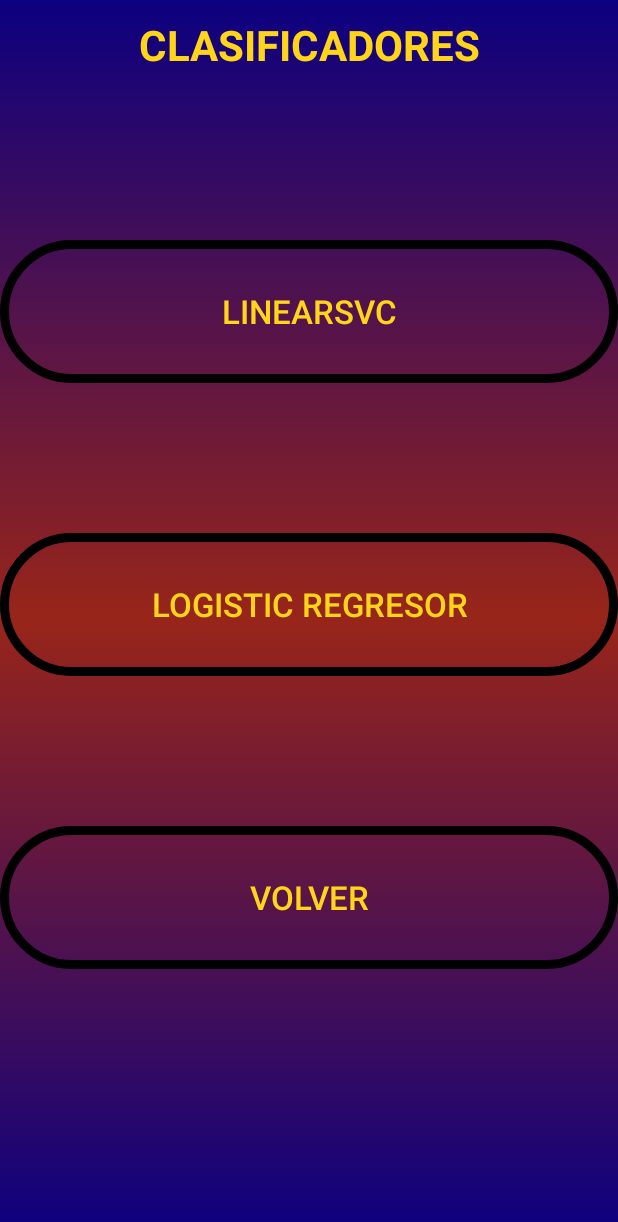
After one commit to lsrigueira/TFG_MobileApp, an Android app: the layout clasificadores.xml on its own in the app's theme, with its tools: preview values and no code run, on a phone screen of 412 x 824 dp. The commit adds this screen. Shown: the top 1222 px of the screen. Run offline under Robolectric (Android 15) with nearby library versions, the phone set to English and light mode, and no system bars.

```diff
--- /dev/null
+++ b/App/app/src/main/res/layout/clasificadores.xml
@@ -0,0 +1,87 @@
+<?xml version="1.0" encoding="utf-8"?>
+<androidx.constraintlayout.widget.ConstraintLayout xmlns:android="http://schemas.android.com/apk/res/android"
+    android:layout_width="match_parent"
+    android:layout_height="match_parent"
+    android:background="@drawable/back_gradient"
+    xmlns:app="http://schemas.android.com/apk/res-auto">
+
+    <RelativeLayout
+        android:id="@+id/ClasificadoresTitle"
+        app:layout_constraintTop_toTopOf="parent"
+        app:layout_constraintLeft_toLeftOf="parent"
+        android:layout_height="60dp"
+        android:layout_width="match_parent"
+
+        android:background="@android:color/transparent"
+        android:gravity="center"
+        android:orientation="horizontal">
+
+        <TextView
+            android:layout_width="wrap_content"
+            android:layout_height="wrap_content"
+            android:layout_weight="1"
+            android:text="Clasificadores"
+            android:gravity="center"
+            android:orientation="horizontal"
+            android:textAlignment="center"
+            android:textAllCaps="true"
+            android:textColor="#FFD519"
+            android:textSize="28sp"
+            android:textStyle="bold" />
+    </RelativeLayout>
+
+    <Button
+        android:id="@+id/LinearSVC"
+        app:layout_constraintTop_toBottomOf="@+id/ClasificadoresTitle"
+        android:layout_marginTop="100dp"
+        app:layout_constraintLeft_toLeftOf="parent"
+        android:background="@drawable/menu_button"
+        android:layout_width="fill_parent"
+        android:layout_height="95dp"
+        android:gravity="center_horizontal|center_vertical"
+        android:text="LinearSVC"
+        android:textColor="#FFD519"
+        android:textSize="22sp" />
+
+
+    <Button
+        android:id="@+id/Kick"
+        app:layout_constraintTop_toBottomOf="@+id/LinearSVC"
+        android:layout_marginTop="100dp"
+        app:layout_constraintLeft_toLeftOf="parent"
+        android:background="@drawable/menu_button"
+        android:layout_width="fill_parent"
+        android:layout_height="95dp"
+        android:gravity="center_horizontal|center_vertical"
+        android:text="Logistic Regresor"
+        android:textColor="#FFD519"
+        android:textSize="22sp" />
+
+    <Button
+        app:layout_constraintTop_toBottomOf="@+id/Kick"
+        android:layout_marginTop="100dp"
+        app:layout_constraintLeft_toLeftOf="parent"
+        android:background="@drawable/menu_button"
+        android:layout_width="fill_parent"
+        android:layout_height="95dp"
+        android:gravity="center_horizontal|center_vertical"
+        android:text="Volver"
+        android:textColor="#FFD519"
+        android:textSize="22sp" />
+
+
+
+
+
+
+
+
+
+
+
+
+
+
+
+
+</androidx.constraintlayout.widget.ConstraintLayout>
```
Also changed, not shown: App/app/src/main/java/com/example/tfg/Connection.java (added, +55 -0 lines), App/app/src/main/java/com/example/tfg/MainActivity.java (+8 -3 lines), App/app/src/main/res/layout/entrenarme.xml (added, +79 -0 lines), 6 other files.
